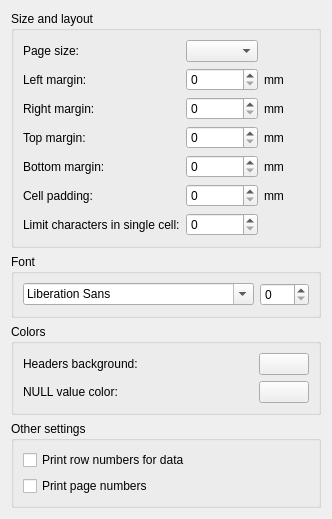
Qt form Plugins/PdfExport/pdfexport.ui (pawelsalawa/sqlitestudio) before a commit.
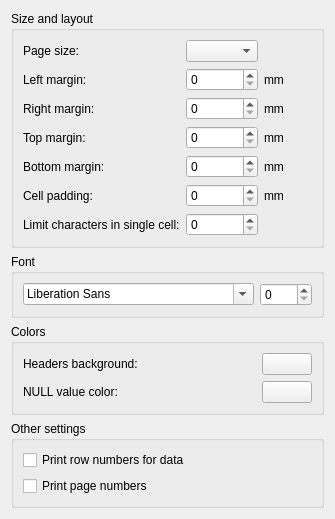
The same form after that commit. Custom widgets are drawn as their Qt base class.

The edit to the form file:
```diff
--- a/Plugins/PdfExport/pdfexport.ui
+++ b/Plugins/PdfExport/pdfexport.ui
@@ -6,7 +6,7 @@
    <rect>
     <x>0</x>
     <y>0</y>
-    <width>332</width>
+    <width>335</width>
     <height>492</height>
    </rect>
   </property>
```
Left out of the diff: 34 changed lines with no effect on the pictures.
